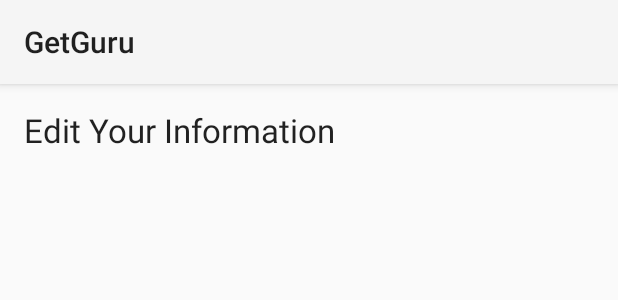
After one commit to pranavpunjabi/CS-307-Project, an Android app: the layout activity_edit.xml on its own in the app's theme, with its tools: preview values and no code run, on a phone screen of 412 x 824 dp. The commit adds this screen. Shown: the top 300 px of the screen. Run offline under Robolectric (Android 15) with nearby library versions, the phone set to English and light mode, and no system bars.

Commit message:
Added edit activity

```diff
--- /dev/null
+++ b/GetGuru/app/src/main/res/layout/activity_edit.xml
@@ -0,0 +1,31 @@
+<RelativeLayout xmlns:android="http://schemas.android.com/apk/res/android"
+    xmlns:tools="http://schemas.android.com/tools" android:layout_width="match_parent"
+    android:layout_height="match_parent" android:paddingLeft="@dimen/activity_horizontal_margin"
+    android:paddingRight="@dimen/activity_horizontal_margin"
+    android:paddingTop="@dimen/activity_vertical_margin"
+    android:paddingBottom="@dimen/activity_vertical_margin"
+    tools:context="cs307.com.pranav.getguru.Edit">
+
+
+    <ScrollView
+        android:layout_width="match_parent"
+        android:layout_height="match_parent"
+        android:id="@+id/scrollView"
+        android:layout_alignParentBottom="true"
+        android:layout_alignParentRight="true"
+        android:layout_alignParentEnd="true"
+        android:layout_alignParentTop="true"
+        android:layout_alignParentLeft="true"
+        android:layout_alignParentStart="true" >
+
+        <TextView
+            android:layout_width="wrap_content"
+            android:layout_height="wrap_content"
+            android:textAppearance="?android:attr/textAppearanceLarge"
+            android:text="Edit Your Information"
+            android:id="@+id/textView"
+            android:layout_centerHorizontal="true" />
+
+    </ScrollView>
+
+</RelativeLayout>
--- /dev/null
+++ b/GetGuru/app/src/main/res/menu/menu_edit.xml
@@ -0,0 +1,6 @@
+<menu xmlns:android="http://schemas.android.com/apk/res/android"
+    xmlns:app="http://schemas.android.com/apk/res-auto"
+    xmlns:tools="http://schemas.android.com/tools" tools:context="cs307.com.pranav.getguru.Edit">
+    <item android:id="@+id/action_settings" android:title="@string/action_settings"
+        android:orderInCategory="100" app:showAsAction="never" />
+</menu>
--- a/GetGuru/app/src/main/res/values/strings.xml
+++ b/GetGuru/app/src/main/res/values/strings.xml
@@ -8,6 +8,7 @@
     <string name="first">Go to first</string>
     <string name="last">Go to last</string>
     <string name="title_activity_tutor_profile">TutorProfile</string>
+    <string name="title_activity_edit">Edit</string>
 
 
 
```
Also changed, not shown: GetGuru/app/src/main/AndroidManifest.xml (+12 -0 lines), GetGuru/app/src/main/java/cs307/com/pranav/getguru/Edit.java (added, +39 -0 lines).
